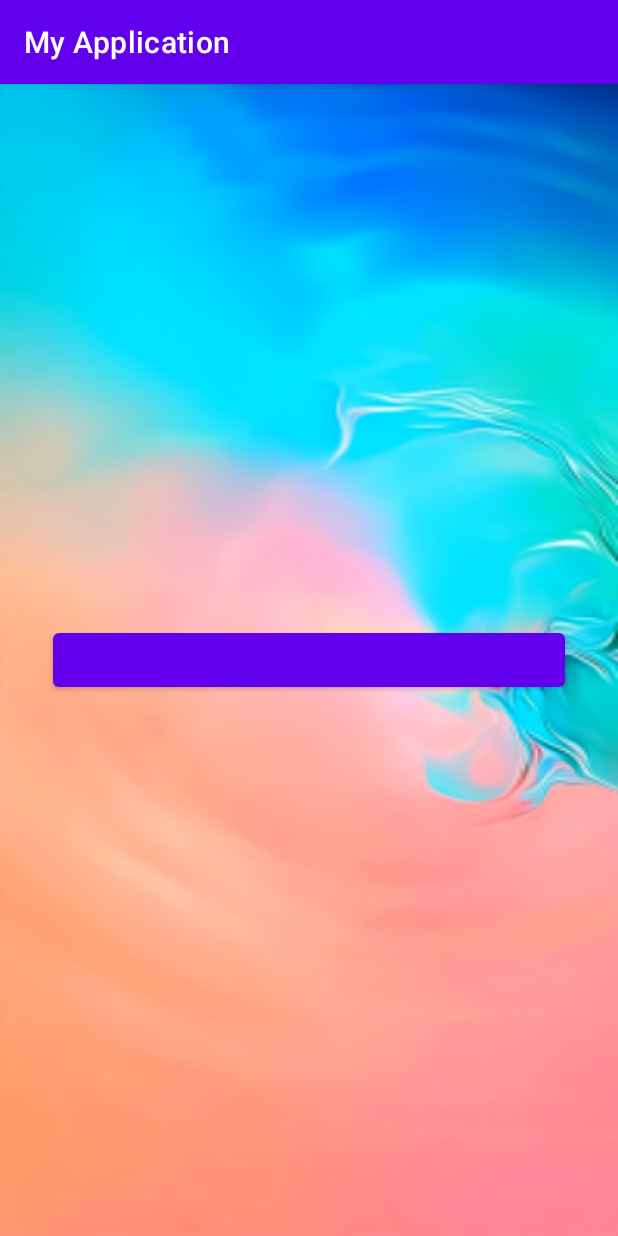
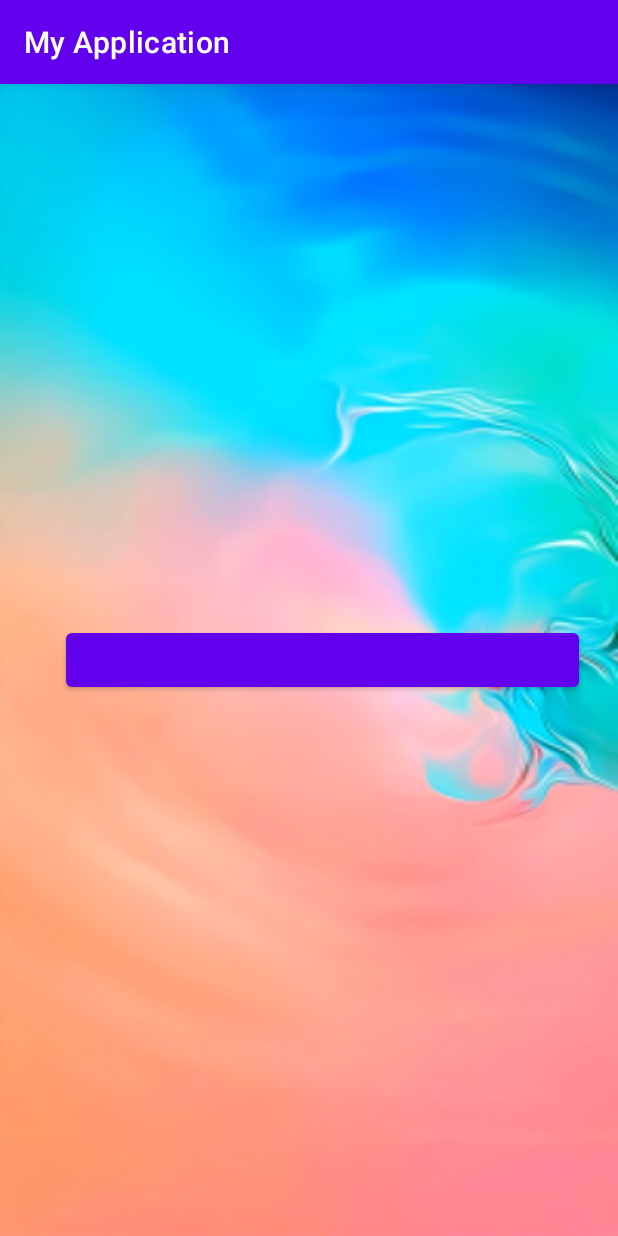
Before and after one commit to kimec824/madcamp_proj1, an Android app: the AlarmActivity screen opened directly, with no data from a screen before it, on a phone screen of 412 x 824 dp. Run offline under Robolectric (Android 15) with nearby library versions, the phone set to English and light mode, and no system bars; libraries missing offline, so code that uses them is left out: com.ebanx.swipebtn; plain views replace SwipeButton; 2 statements that could not run were skipped.

Commit message:
백그라운드 실행 안됨..

```diff
--- a/app/src/main/AndroidManifest.xml
+++ b/app/src/main/AndroidManifest.xml
@@ -2,6 +2,7 @@
 <manifest xmlns:android="http://schemas.android.com/apk/res/android"
     package="com.example.myapplication">
 
+    <uses-permission android:name="android.permission.SYSTEM_ALERT_WINDOW"/>
     <application
         android:allowBackup="true"
         android:icon="@mipmap/ic_launcher"
@@ -13,7 +14,7 @@
         <service android:name=".AlarmService"
             android:enabled="true"
             android:exported="true"/>
-        <receiver android:name=".Alarm_Receiver"></receiver>
+        <receiver android:name=".Alarm_Receiver"/>
         <activity android:name=".AlarmActivity"/>
         <activity
             android:name=".MainActivity"
--- a/app/src/main/java/com/example/myapplication/AlarmActivity.java
+++ b/app/src/main/java/com/example/myapplication/AlarmActivity.java
@@ -2,6 +2,7 @@ package com.example.myapplication;
 
 import android.media.MediaPlayer;
 import android.os.Bundle;
+import android.util.Log;
 import android.view.WindowManager;
 import android.widget.TextView;
 import android.widget.Toast;
@@ -13,6 +14,7 @@ import com.ebanx.swipebtn.SwipeButton;
 import java.util.Calendar;
 
 public class AlarmActivity extends AppCompatActivity{
+
     Calendar calendar;
     SwipeButton swipeButton;
     TextView timeText;
@@ -20,6 +22,8 @@ public class AlarmActivity extends AppCompatActivity{
     boolean flag=true;
     @Override
     protected void onCreate(Bundle savedInstanceState){
+        Log.d("alarm activity","created");
+
         super.onCreate(savedInstanceState);
         setContentView(R.layout.alarm_execute);
         calendar=Calendar.getInstance();
@@ -27,16 +31,21 @@ public class AlarmActivity extends AppCompatActivity{
         timeText=(TextView)findViewById(R.id.time);
 
         getWindow().addFlags(WindowManager.LayoutParams.FLAG_KEEP_SCREEN_ON
-                |WindowManager.LayoutParams.FLAG_DISMISS_KEYGUARD|WindowManager.LayoutParams.FLAG_TURN_SCREEN_ON|WindowManager.LayoutParams.FLAG_SHOW_WHEN_LOCKED);
+                |WindowManager.LayoutParams.FLAG_DISMISS_KEYGUARD
+                |WindowManager.LayoutParams.FLAG_TURN_SCREEN_ON
+                |WindowManager.LayoutParams.FLAG_SHOW_WHEN_LOCKED);
 
         mediaPlayer = MediaPlayer.create(getApplicationContext(),R.raw.music);
         mediaPlayer.setLooping(true);
         mediaPlayer.start();
 
-        new Thread(new Runnable(){
+       /*new Thread(new Runnable(){//이게 왜 new thread에서 실행이 돼야하는거지 ㅠ
             @Override
                     public void run(){
-                while(flag==true){
+                        while(flag==true){
+
+                    //Toast.makeText(getApplicationContext(), "You clicked on the second item", Toast.LENGTH_SHORT).show();
+                    ///////여기 못들어옴!!!!!!
                     try{
                         calendar=Calendar.getInstance();
                         if(calendar.get(Calendar.HOUR_OF_DAY)>0&&calendar.get(Calendar.HOUR_OF_DAY)<12) {
@@ -52,7 +61,8 @@ public class AlarmActivity extends AppCompatActivity{
                     }catch(InterruptedException ex){}
                 }
         }
-        }).start();
+
+        }).start();*/
         //swipe button 밀어서 해제
         swipeButton.setOnStateChangeListener(new OnStateChangeListener(){
             @Override
--- a/app/src/main/java/com/example/myapplication/Alarm_Receiver.java
+++ b/app/src/main/java/com/example/myapplication/Alarm_Receiver.java
@@ -3,6 +3,7 @@ package com.example.myapplication;
 import android.content.BroadcastReceiver;
 import android.content.Context;
 import android.content.Intent;
+import android.widget.Toast;
 
 public class Alarm_Receiver extends BroadcastReceiver {
     Context context;
@@ -18,6 +19,7 @@ public class Alarm_Receiver extends BroadcastReceiver {
 
 
         if(intent.getAction().equals(ACTION_RESTART_SERVICE)){
+
             Intent in=new Intent(context,AlarmService.class);
             context.startService(in);
         }
--- a/app/src/main/java/com/example/myapplication/MainActivity.java
+++ b/app/src/main/java/com/example/myapplication/MainActivity.java
@@ -1,5 +1,6 @@
 package com.example.myapplication;
 
+import android.content.Intent;
 import android.os.Bundle;
 
 import com.google.android.material.floatingactionbutton.FloatingActionButton;
--- a/app/src/main/res/layout/alarm_execute.xml
+++ b/app/src/main/res/layout/alarm_execute.xml
@@ -5,27 +5,29 @@
     xmlns:app="http://schemas.android.com/apk/res-auto"
     android:layout_height="wrap_content"
     android:layout_width="wrap_content"
-    android:background="@drawable/alarm_background">
+    android:background="@drawable/alarm_background"
+   >
+
 
     <com.ebanx.swipebtn.SwipeButton
         android:id="@+id/swipe_btn"
         android:layout_width="wrap_content"
         android:layout_height="wrap_content"
         android:layout_alignParentStart="true"
-        android:layout_alignParentLeft="false"
+        android:layout_alignParentLeft="true"
         android:layout_alignParentEnd="true"
-        android:layout_alignParentRight="false"
+        android:layout_alignParentRight="true"
         android:layout_alignParentBottom="true"
         android:layout_centerInParent="true"
-        android:layout_marginStart="35dp"
-        android:layout_marginLeft="30dp"
-        android:layout_marginEnd="35dp"
-        android:layout_marginRight="30dp"
-        android:layout_marginBottom="20dp"
+        android:layout_marginStart="44dp"
+        android:layout_marginLeft="44dp"
+        android:layout_marginEnd="26dp"
+        android:layout_marginRight="26dp"
+        android:layout_marginBottom="117dp"
         app:button_background="@drawable/shape_button"
         app:button_bottom_padding="100dp"
         app:button_image_disabled="@drawable/alarm"
-        app:button_image_enabled="@drawable/applogo"
+        app:button_image_enabled="@drawable/alarm"
         app:button_image_height="60dp"
         app:button_image_width="100dp"
         app:button_left_padding="20dp"
@@ -41,4 +43,9 @@
         app:inner_text_size="16sp"
         app:inner_text_top_padding="18dp" />
 
+    <TextView
+        android:id="@+id/time"
+        android:layout_width="wrap_content"
+        android:layout_height="wrap_content"/>
+
 </RelativeLayout>
```
Also changed, not shown: app/src/main/java/com/example/myapplication/AlarmService.java (+21 -5 lines), app/src/main/java/com/example/myapplication/Fragment3.java (+31 -24 lines).
